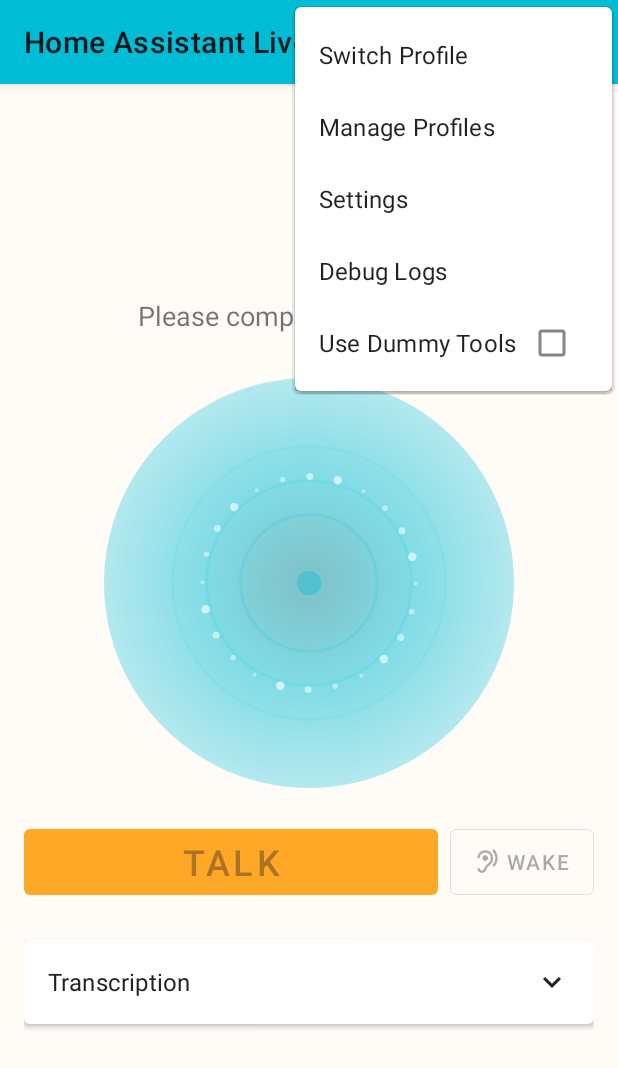
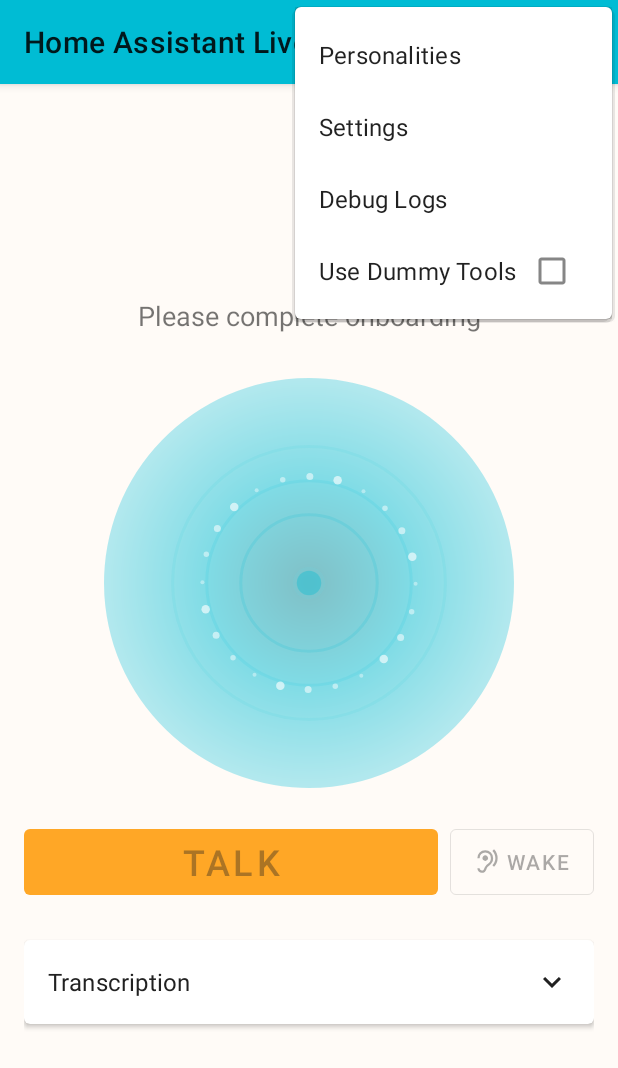
Before and after one commit to mrsheepuk/ha-live, an Android app: the MainActivity screen opened directly, with no data from a screen before it, with the options menu open, on a phone screen of 412 x 824 dp. Shown: the top 1068 px of the screen. Run offline under Robolectric (Android 15) with nearby library versions, the phone set to English and light mode, and no system bars; libraries missing offline, so code that uses them is left out: ai.onnxruntime; 2 statements that could not run were skipped.

Commit message:
Remove switch profile option and rename Manage Profiles to Personalities
- Remove Switch Profile menu item from main three-dot menu
- Remove showProfileSelectorDialog() function and related menu handler
- Rename 'Manage Profiles' to 'Personalities' in the menu

```diff
--- a/app/app/src/main/res/menu/main_menu.xml
+++ b/app/app/src/main/res/menu/main_menu.xml
@@ -2,12 +2,8 @@
 <menu xmlns:android="http://schemas.android.com/apk/res/android"
     xmlns:app="http://schemas.android.com/apk/res-auto">
     <item
-        android:id="@+id/action_profiles"
-        android:title="Switch Profile"
-        android:icon="@drawable/ic_profiles" />
-    <item
         android:id="@+id/action_manage_profiles"
-        android:title="Manage Profiles"
+        android:title="Personalities"
         android:icon="@drawable/ic_profiles" />
     <item
         android:id="@+id/action_settings"
```
Also changed, not shown: app/app/src/main/java/uk/co/mrsheep/halive/ui/MainActivity.kt (+0 -37 lines).
